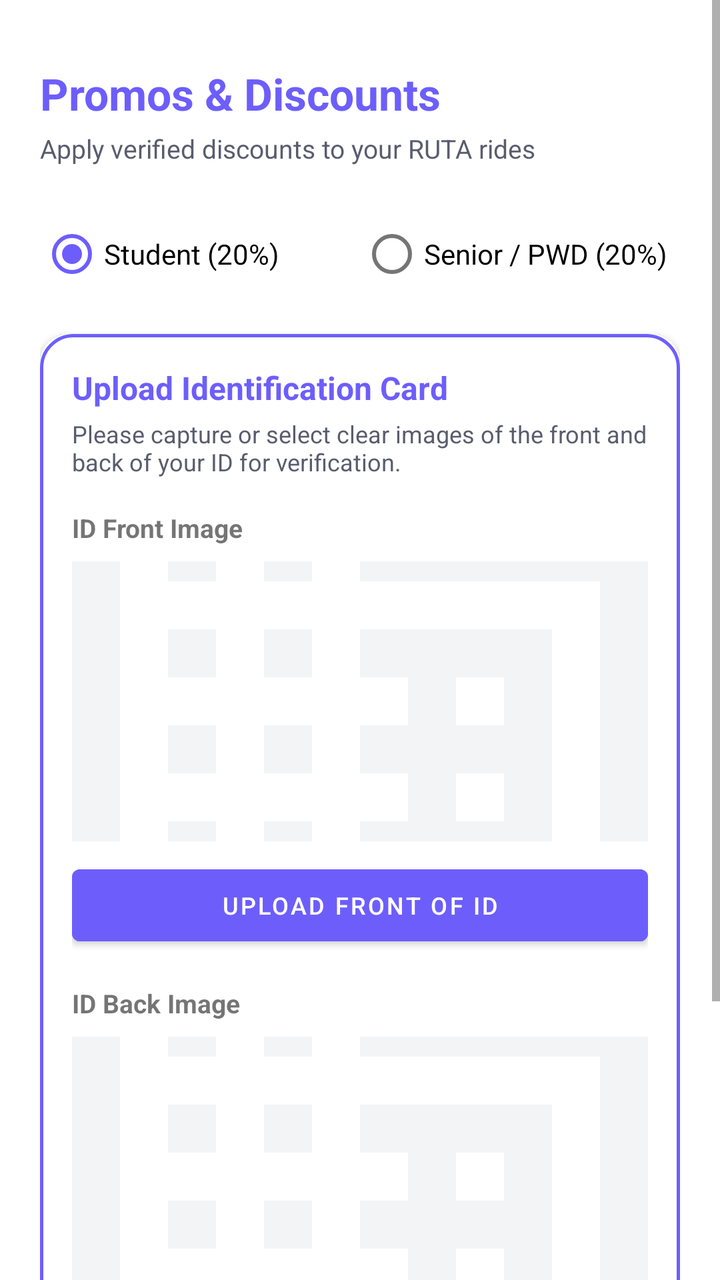
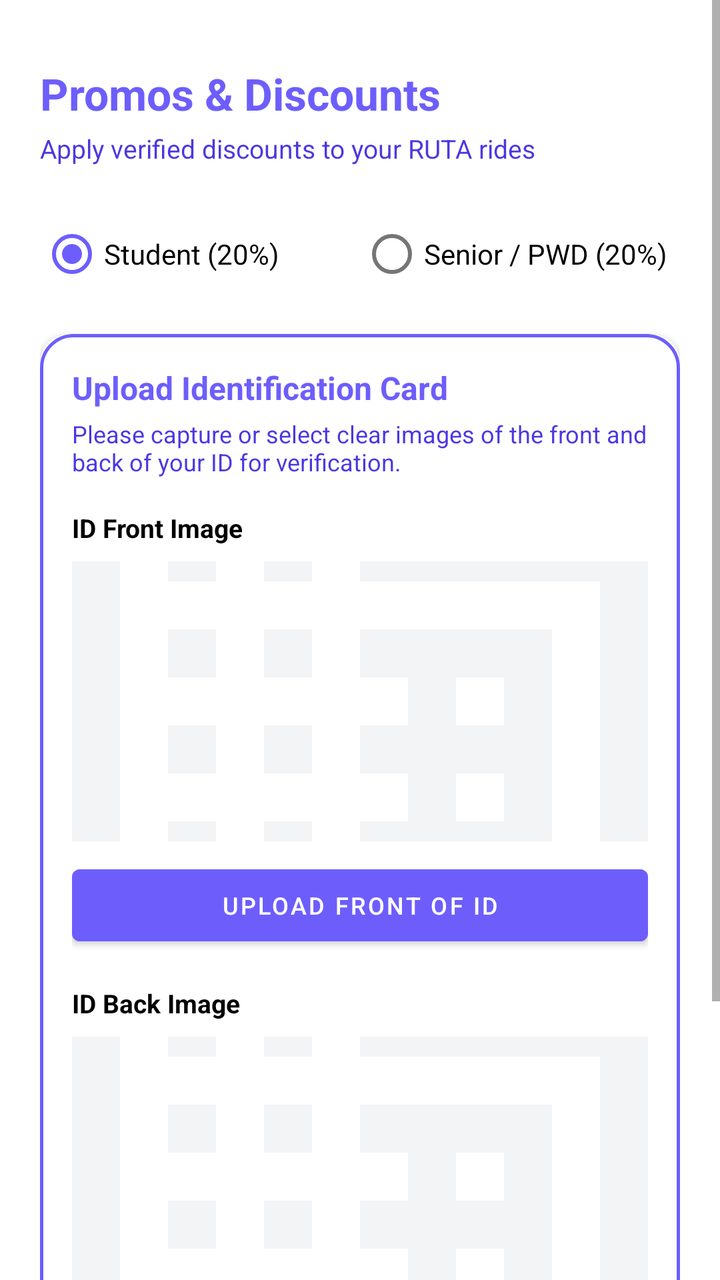

Compare the two renders of this Android layout. The source of the first and the diff that turns it into the second are given below.
<!-- AndroidManifest.xml: application theme Theme.RUTA -->
<!-- res/layout/fragment_promos.xml -->
<?xml version="1.0" encoding="utf-8"?>
<ScrollView xmlns:android="http://schemas.android.com/apk/res/android"
    xmlns:app="http://schemas.android.com/apk/res-auto"
    android:layout_width="match_parent"
    android:layout_height="match_parent"
    android:background="@color/white"
    android:fillViewport="true">

    <LinearLayout
        android:layout_width="match_parent"
        android:layout_height="wrap_content"
        android:orientation="vertical"
        android:padding="20dp">

        <TextView
            android:layout_width="wrap_content"
            android:layout_height="wrap_content"
            android:layout_marginTop="12dp"
            android:text="Promos &amp; Discounts"
            android:textColor="@color/ruta_red"
            android:textSize="22sp"
            android:textStyle="bold" />

        <TextView
            android:layout_width="wrap_content"
            android:layout_height="wrap_content"
            android:layout_marginTop="4dp"
            android:layout_marginBottom="20dp"
            android:text="Apply verified discounts to your RUTA rides"
            android:textColor="@color/text_gray"
            android:textSize="13sp" />

        
        <RadioGroup
            android:id="@+id/radioGroupDiscount"
            android:layout_width="match_parent"
            android:layout_height="wrap_content"
            android:layout_marginBottom="16dp"
            android:orientation="horizontal">

            <RadioButton
                android:id="@+id/radioStudent"
                android:layout_width="0dp"
                android:layout_height="wrap_content"
                android:layout_weight="1"
                android:checked="true"
                android:text="Student (20%)"
                android:textSize="14sp" />

            <RadioButton
                android:id="@+id/radioSenior"
                android:layout_width="0dp"
                android:layout_height="wrap_content"
                android:layout_weight="1"
                android:text="Senior / PWD (20%)"
                android:textSize="14sp" />
        </RadioGroup>

        
        <androidx.cardview.widget.CardView
            android:layout_width="match_parent"
            android:layout_height="wrap_content"
            android:layout_marginBottom="16dp"
            app:cardCornerRadius="14dp"
            app:cardElevation="2dp">

            <LinearLayout
                android:layout_width="match_parent"
                android:layout_height="wrap_content"
                android:background="@drawable/bg_card_outline"
                android:orientation="vertical"
                android:padding="16dp">

                <TextView
                    android:layout_width="wrap_content"
                    android:layout_height="wrap_content"
                    android:text="Upload Identification Card"
                    android:textColor="@color/ruta_red"
                    android:textSize="16sp"
                    android:textStyle="bold" />

                <TextView
                    android:layout_width="wrap_content"
                    android:layout_height="wrap_content"
                    android:layout_marginTop="4dp"
                    android:layout_marginBottom="16dp"
                    android:text="Please capture or select clear images of the front and back of your ID for verification."
                    android:textColor="@color/text_gray"
                    android:textSize="12sp" />

                
                <TextView
                    android:layout_width="wrap_content"
                    android:layout_height="wrap_content"
                    android:text="ID Front Image"
                    android:textSize="13sp"
                    android:textStyle="bold" />

                <ImageView
                    android:id="@+id/imgFrontPreview"
                    android:layout_width="match_parent"
                    android:layout_height="140dp"
                    android:layout_marginTop="8dp"
                    android:background="#F3F4F6"
                    android:scaleType="centerCrop"
                    android:src="@drawable/ic_business" />

                <Button
                    android:id="@+id/btnUploadFront"
                    android:layout_width="match_parent"
                    android:layout_height="wrap_content"
                    android:layout_marginTop="8dp"
                    android:layout_marginBottom="16dp"
                    android:backgroundTint="@color/ruta_red"
                    android:text="Upload Front of ID"
                    android:textColor="@color/white"
                    android:textSize="12sp" />

                
                <TextView
                    android:layout_width="wrap_content"
                    android:layout_height="wrap_content"
                    android:text="ID Back Image"
                    android:textSize="13sp"
                    android:textStyle="bold" />

                <ImageView
                    android:id="@+id/imgBackPreview"
                    android:layout_width="match_parent"
                    android:layout_height="140dp"
                    android:layout_marginTop="8dp"
                    android:background="#F3F4F6"
                    android:scaleType="centerCrop"
                    android:src="@drawable/ic_business" />

                <Button
                    android:id="@+id/btnUploadBack"
                    android:layout_width="match_parent"
                    android:layout_height="wrap_content"
                    android:layout_marginTop="8dp"
                    android:backgroundTint="@color/ruta_red"
                    android:text="Upload Back of ID"
                    android:textColor="@color/white"
                    android:textSize="12sp" />

            </LinearLayout>
        </androidx.cardview.widget.CardView>

        
        <ProgressBar
            android:id="@+id/progressBar"
            android:layout_width="wrap_content"
            android:layout_height="wrap_content"
            android:layout_gravity="center"
            android:layout_marginBottom="12dp"
            android:visibility="gone" />

        
        <Button
            android:id="@+id/btnSubmitDiscount"
            android:layout_width="match_parent"
            android:layout_height="52dp"
            android:backgroundTint="@color/ruta_red"
            android:text="Submit Verification Request"
            android:textColor="@color/white"
            android:textSize="14sp"
            android:textStyle="bold" />

    </LinearLayout>
</ScrollView>
<!-- resources referenced by this layout -->
<resources>
  <color name="ruta_red">@color/ruta_primary</color>
  <color name="text_gray">@color/ruta_text_secondary</color>
  <color name="white">#FFFFFF</color>
  <!-- drawable bg_card_outline (drawable) -->
  <?xml version="1.0" encoding="utf-8"?>
  <shape xmlns:android="http://schemas.android.com/apk/res/android">
      <solid android:color="@color/white" />
      <corners android:radius="16dp" />
      <stroke android:width="1.5dp" android:color="@color/ruta_red" />
  </shape>
  <!-- drawable ic_business (drawable) -->
  <vector xmlns:android="http://schemas.android.com/apk/res/android"
      android:width="24dp" android:height="24dp" android:viewportWidth="24" android:viewportHeight="24">
      <path android:fillColor="#FFFFFF" android:pathData="M12,7V3H2v18h20V7H12zM6,19H4v-2h2v2zM6,15H4v-2h2v2zM6,11H4V9h2v2zM6,7H4V5h2v2zM10,19H8v-2h2v2zM10,15H8v-2h2v2zM10,11H8V9h2v2zM10,7H8V5h2v2zM20,19h-8v-2h2v-2h-2v-2h2v-2h-2V9h8V19zM18,11h-2v2h2V11zM18,15h-2v2h2V15z" />
  </vector>
  <style name="Theme.RUTA" parent="Theme.MaterialComponents.DayNight.NoActionBar">
          
          <item name="colorPrimary">@color/ruta_primary</item>
          <item name="colorPrimaryVariant">@color/ruta_primary_dark</item>
          <item name="colorOnPrimary">@color/white</item>
          <item name="colorSecondary">@color/ruta_primary</item>
          <item name="colorSecondaryVariant">@color/ruta_primary_dark</item>
          <item name="colorOnSecondary">@color/white</item>
  
          
          <item name="android:statusBarColor">@color/ruta_primary</item>
          <item name="android:windowLightStatusBar" tools:targetApi="m">false</item>
      </style>
  <color name="ruta_primary">#6D5EFC</color>
  <color name="ruta_text_secondary">#5A5C6E</color>
  <color name="ruta_primary_dark">#4B38E0</color>
</resources>

<!-- the commit's change to res/layout/fragment_promos.xml (unified diff, before → after) -->
@@ -27,7 +27,7 @@
             android:layout_marginTop="4dp"
             android:layout_marginBottom="20dp"
             android:text="Apply verified discounts to your RUTA rides"
-            android:textColor="@color/text_gray"
+            android:textColor="@color/ruta_primary_dark"
             android:textSize="13sp" />
 
         
@@ -45,6 +45,7 @@
                 android:layout_weight="1"
                 android:checked="true"
                 android:text="Student (20%)"
+                android:textColor="@color/ruta_black"
                 android:textSize="14sp" />
 
             <RadioButton
@@ -53,6 +54,7 @@
                 android:layout_height="wrap_content"
                 android:layout_weight="1"
                 android:text="Senior / PWD (20%)"
+                android:textColor="@color/ruta_black"
                 android:textSize="14sp" />
         </RadioGroup>
 
@@ -61,6 +63,7 @@
             android:layout_width="match_parent"
             android:layout_height="wrap_content"
             android:layout_marginBottom="16dp"
+            app:cardBackgroundColor="@color/white"
             app:cardCornerRadius="14dp"
             app:cardElevation="2dp">
 
@@ -85,7 +88,7 @@
                     android:layout_marginTop="4dp"
                     android:layout_marginBottom="16dp"
                     android:text="Please capture or select clear images of the front and back of your ID for verification."
-                    android:textColor="@color/text_gray"
+                    android:textColor="@color/ruta_primary_dark"
                     android:textSize="12sp" />
 
                 
@@ -93,6 +96,7 @@
                     android:layout_width="wrap_content"
                     android:layout_height="wrap_content"
                     android:text="ID Front Image"
+                    android:textColor="@color/ruta_black"
                     android:textSize="13sp"
                     android:textStyle="bold" />
 
@@ -121,6 +125,7 @@
                     android:layout_width="wrap_content"
                     android:layout_height="wrap_content"
                     android:text="ID Back Image"
+                    android:textColor="@color/ruta_black"
                     android:textSize="13sp"
                     android:textStyle="bold" />
 
<!-- resource entries referenced after the edit -->
@@ -1,7 +1,7 @@
 <!-- resources referenced by this layout -->
 <resources>
+  <color name="ruta_black">#000000</color>
   <color name="ruta_red">@color/ruta_primary</color>
-  <color name="text_gray">@color/ruta_text_secondary</color>
   <color name="white">#FFFFFF</color>
   <!-- drawable bg_card_outline (drawable) -->
   <?xml version="1.0" encoding="utf-8"?>
@@ -29,7 +29,6 @@
           <item name="android:windowLightStatusBar" tools:targetApi="m">false</item>
       </style>
   <color name="ruta_primary">#6D5EFC</color>
-  <color name="ruta_text_secondary">#5A5C6E</color>
   <color name="ruta_primary_dark">#4B38E0</color>
 </resources>
 
